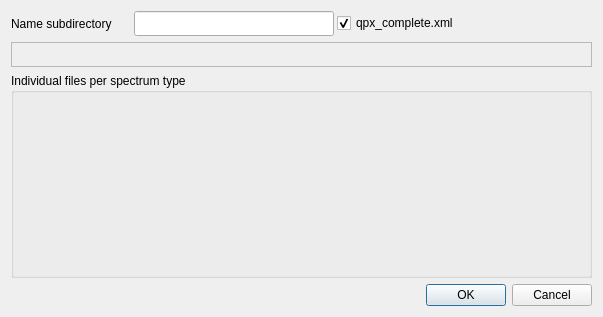
Before: the Qt Designer form gui/daq/dialog_save_spectra.ui in usnistgov/qpx-gamma, drawn with Qt 5.
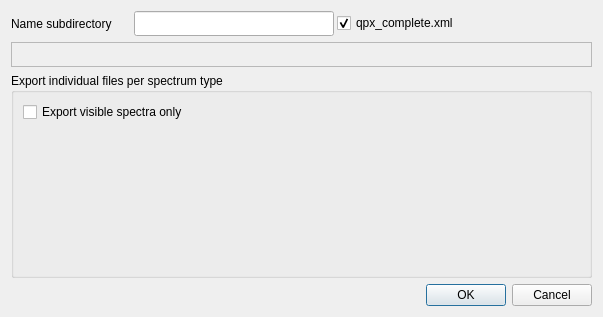
After: the same form once the commit is applied. Icons and pictures are not drawn. Custom widgets are drawn as their Qt base class.

Commit message: spectrum1d relative rescaling, save only visible option, import detector settings, efficiency calibration colors, spectrum arithmetic manipulation gui fundamentals

Diff of the .ui file:
```diff
--- a/gui/daq/dialog_save_spectra.ui
+++ b/gui/daq/dialog_save_spectra.ui
@@ -135,12 +135,19 @@
       </size>
      </property>
      <property name="title">
-      <string>Individual files per spectrum type</string>
+      <string>Export individual files per spectrum type</string>
      </property>
      <layout class="QGridLayout" name="gridLayout">
-      <item row="0" column="0">
+      <item row="1" column="0">
        <widget class="WidgetSaveTypes" name="typesWidget" native="true"/>
       </item>
+      <item row="0" column="0">
+       <widget class="QCheckBox" name="checkVisibleOnly">
+        <property name="text">
+         <string>Export visible spectra only</string>
+        </property>
+       </widget>
+      </item>
      </layout>
     </widget>
    </item>
```
The commit also changes 23 other files.
